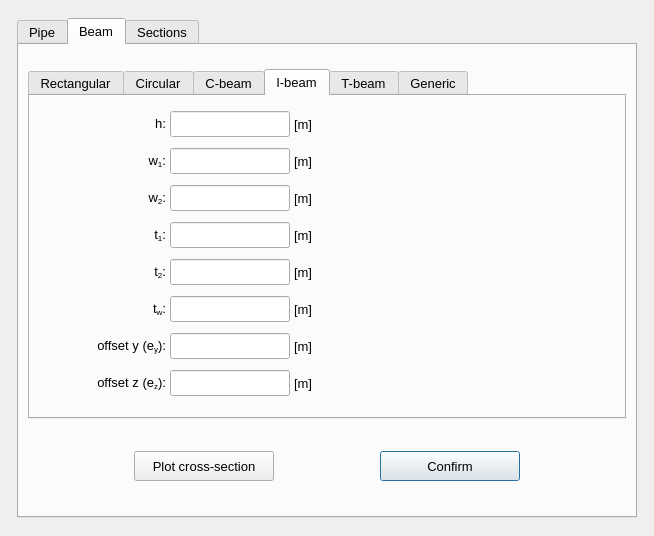
Old version of the form pulse/interface/data/ui_files/model/setup/cross_section/cross_section_widget.ui in the repository open-pulse/OpenPulse.
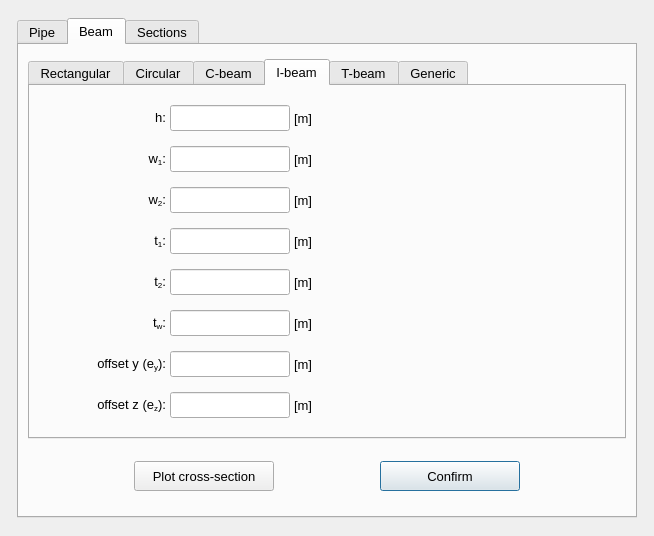
New version of the form. The open tabs and pages were chosen to show the change. Icons and pictures are not drawn.

What changed in the file:
```diff
--- a/pulse/interface/data/ui_files/model/setup/cross_section/cross_section_widget.ui
+++ b/pulse/interface/data/ui_files/model/setup/cross_section/cross_section_widget.ui
@@ -2573,7 +2573,7 @@
          <property name="maximumSize">
           <size>
            <width>620</width>
-           <height>350</height>
+           <height>380</height>
           </size>
          </property>
          <property name="font">
```
Left out of the diff: 4 changed lines with no effect on the pictures.
